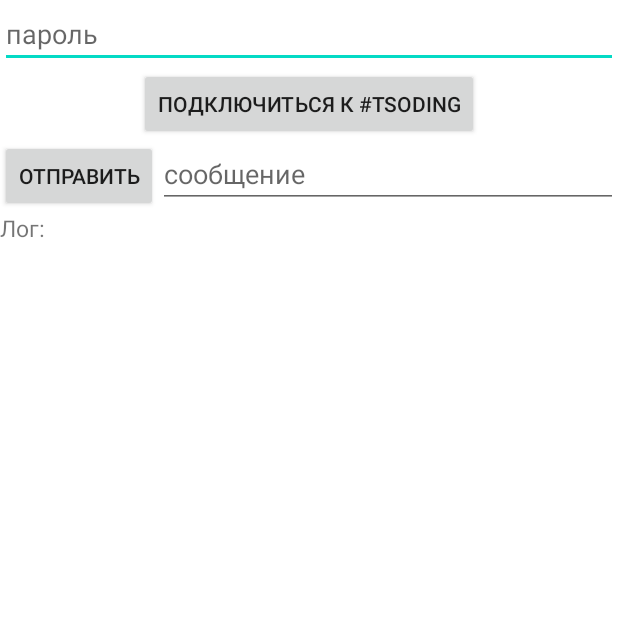
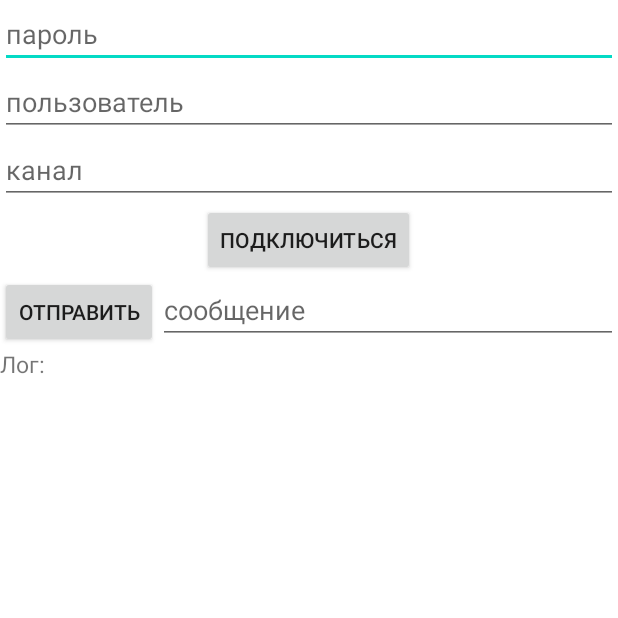
Before and after one commit to Ciremun/kapp, an Android app: the screen it shows after launch (MainActivity), on a phone screen of 412 x 824 dp, the top half of it. Run offline under Robolectric (Android 15) with nearby library versions, the phone set to English and light mode, and no system bars.

Commit message:
connect&disconnect

```diff
--- a/app/src/main/java/com/ciremun/kapp/MainActivity.kt
+++ b/app/src/main/java/com/ciremun/kapp/MainActivity.kt
@@ -1,7 +1,6 @@
 package com.ciremun.kapp
 
 import android.app.Activity
-import android.opengl.Visibility
 import android.os.AsyncTask
 import android.os.Bundle
 import android.text.Editable
@@ -18,34 +17,37 @@ import java.net.Socket
 
 
 class MainActivity : Activity() {
-    private var et: EditText? = null
+    private var messageField: EditText? = null
+    private var passwordField: EditText? = null
+    private var nicknameField: EditText? = null
+    private var channelField: EditText? = null
+    private var connectToChannelButton: Button? = null
+    private var disconnectFromChannelButton: Button? = null
     private var log: TextView? = null
     private var socket: Socket? = null
     private var bwriter: BufferedWriter? = null
     private var breader: BufferedReader? = null
+    private var channel: String? = null
+    private var password: String? = null
+    private var nickname: String? = null
 
     private val host = "irc.chat.twitch.tv"
     private val port = 6667
-    private val channel = "#tsoding"
-    private val nickname = "shtcd"
-    private var password = ""
 
     public override fun onCreate(savedInstanceState: Bundle?) {
         super.onCreate(savedInstanceState)
+
         setContentView(R.layout.activity_main)
-        val passwordField = findViewById<View>(R.id.passwordField) as EditText
-        passwordField.addTextChangedListener(object : TextWatcher {
-            override fun afterTextChanged(s: Editable) {}
-            override fun beforeTextChanged(s: CharSequence, start: Int, count: Int, after: Int) {}
-            override fun onTextChanged(s: CharSequence, start: Int, before: Int, count: Int)
-            {
-                password = passwordField.text.toString()
-                passwordField.visibility = View.GONE
-            }
-        })
+        nicknameField = findViewById<View>(R.id.nicknameField) as EditText
+        channelField = findViewById<View>(R.id.channelField) as EditText
+        passwordField = findViewById<View>(R.id.passwordField) as EditText
         log = findViewById<View>(R.id.log) as TextView
-        et = findViewById<View>(R.id.mainEditText) as EditText
-        (findViewById<View>(R.id.connectToChannelButton) as Button).text = "Подключиться к $channel"
+        messageField = findViewById<View>(R.id.mainEditText) as EditText
+        connectToChannelButton = findViewById<View>(R.id.connectToChannelButton) as Button
+        connectToChannelButton?.text = "Подключиться"
+        disconnectFromChannelButton = findViewById<View>(R.id.disconnectFromChannelButton) as Button
+        disconnectFromChannelButton?.text = "Отключиться"
+        disconnectFromChannelButton?.visibility = View.GONE
     }
 
     // Перенаправить сообщение на поток принадлежащий интерфейсу
@@ -65,9 +67,9 @@ class MainActivity : Activity() {
 
     // Отправить сообщение на сервер из поля ввода
     fun sendText(v: View) {
-        if (et!!.text.toString().isNotEmpty()) {
-            MessageSender(et!!.text.toString()).execute()
-            et!!.setText("")
+        if (messageField!!.text.toString().isNotEmpty()) {
+            MessageSender("PRIVMSG $channel :${messageField!!.text}").execute()
+            messageField!!.setText("")
         }
     }
 
@@ -78,14 +80,50 @@ class MainActivity : Activity() {
 
     // Вызывается нажатием кнопки в приложении
     fun connectToChannel(v: View) {
+        if (passwordField?.text?.isEmpty() == true)
+        {
+            pprint("Ошибка: Введите пароль")
+            return
+        }
+        if (nicknameField?.text?.isEmpty() == true)
+        {
+            pprint("Ошибка: Введите имя пользователя")
+            return
+        }
+        if (channelField?.text?.isEmpty() == true)
+        {
+            pprint("Ошибка: Введите канал")
+            return
+        }
+        password = passwordField?.text.toString()
+        nickname = nicknameField?.text.toString()
+        channel = channelField?.text.toString()
+
+        channelField?.text?.clear()
+
+        passwordField?.visibility = View.GONE
+        nicknameField?.visibility = View.GONE
+        channelField?.visibility = View.GONE
+        connectToChannelButton?.visibility = View.GONE
+        disconnectFromChannelButton?.visibility = View.VISIBLE
         Connect().execute()
+    }
+
+    fun disconnectFromChannel(v: View)
+    {
+        passwordField?.visibility = View.VISIBLE
+        nicknameField?.visibility = View.VISIBLE
+        channelField?.visibility = View.VISIBLE
+        connectToChannelButton?.visibility = View.VISIBLE
+        disconnectFromChannelButton?.visibility = View.GONE
+        MessageSender("PART $channel").execute()
     }
 
     // Отправить сообщение на сервер при помощи Асинхронной задачи
     inner class MessageSender(private var msg: String) : AsyncTask<String?, Void?, Void?>() {
 
         override fun doInBackground(vararg params: String?): Void? {
-            bwriter?.let { sendMessage(it, "PRIVMSG $channel :$msg") }
+            bwriter?.let { sendMessage(it, msg) }
             return null
         }
 
@@ -97,18 +135,9 @@ class MainActivity : Activity() {
         override fun doInBackground(p1: Array<Void?>): Void? {
             try {
 
-                if (socket == null)
-                {
-                    socket = Socket(host, port)
-                    bwriter = BufferedWriter(OutputStreamWriter(socket!!.getOutputStream()))
-                    breader = BufferedReader(InputStreamReader(socket!!.getInputStream()))
-                }
-
-                if (password.isEmpty())
-                {
-                    pprint("Ошибка: Введите пароль")
-                    return null
-                }
+                socket = Socket(host, port)
+                breader = BufferedReader(InputStreamReader(socket!!.getInputStream()))
+                bwriter = BufferedWriter(OutputStreamWriter(socket!!.getOutputStream()))
 
                 bwriter?.let { sendMessage(it, "PASS $password") }
                 pprint("Пароль отправлен")
--- a/app/src/main/res/layout/activity_main.xml
+++ b/app/src/main/res/layout/activity_main.xml
@@ -14,12 +14,32 @@
         android:hint="@string/password"
         android:inputType=""
         tools:ignore="TextFields" />
-
+    <EditText
+        android:id="@+id/nicknameField"
+        android:layout_width="fill_parent"
+        android:layout_height="wrap_content"
+        android:autofillHints=""
+        android:hint="@string/username"
+        android:inputType=""
+        tools:ignore="TextFields" />
+    <EditText
+        android:id="@+id/channelField"
+        android:layout_width="fill_parent"
+        android:layout_height="wrap_content"
+        android:autofillHints=""
+        android:hint="@string/channel"
+        android:inputType=""
+        tools:ignore="TextFields" />
     <Button
         android:id="@+id/connectToChannelButton"
         android:layout_width="wrap_content"
         android:layout_height="wrap_content"
         android:onClick="connectToChannel" />
+    <Button
+        android:id="@+id/disconnectFromChannelButton"
+        android:layout_width="wrap_content"
+        android:layout_height="wrap_content"
+        android:onClick="disconnectFromChannel" />
 
     <LinearLayout
         android:layout_width="fill_parent"
--- a/app/src/main/res/values/strings.xml
+++ b/app/src/main/res/values/strings.xml
@@ -4,4 +4,6 @@
     <string name="message">сообщение</string>
     <string name="log">Лог:</string>
     <string name="password">пароль</string>
+    <string name="channel">канал</string>
+    <string name="username">пользователь</string>
 </resources>
```
